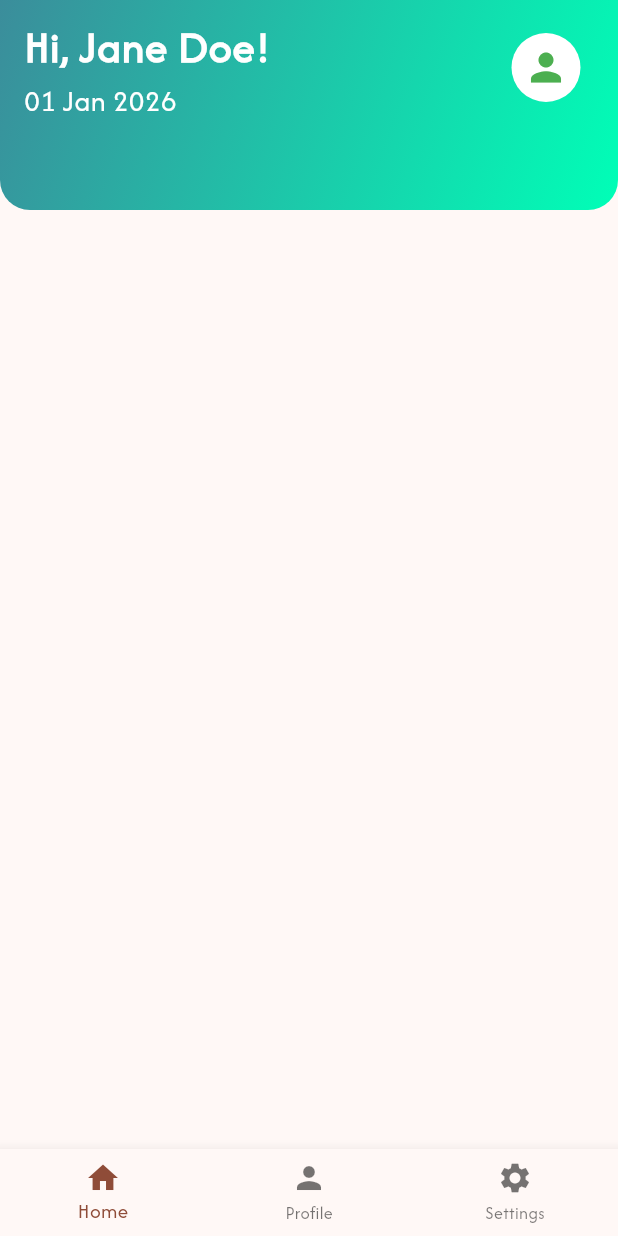
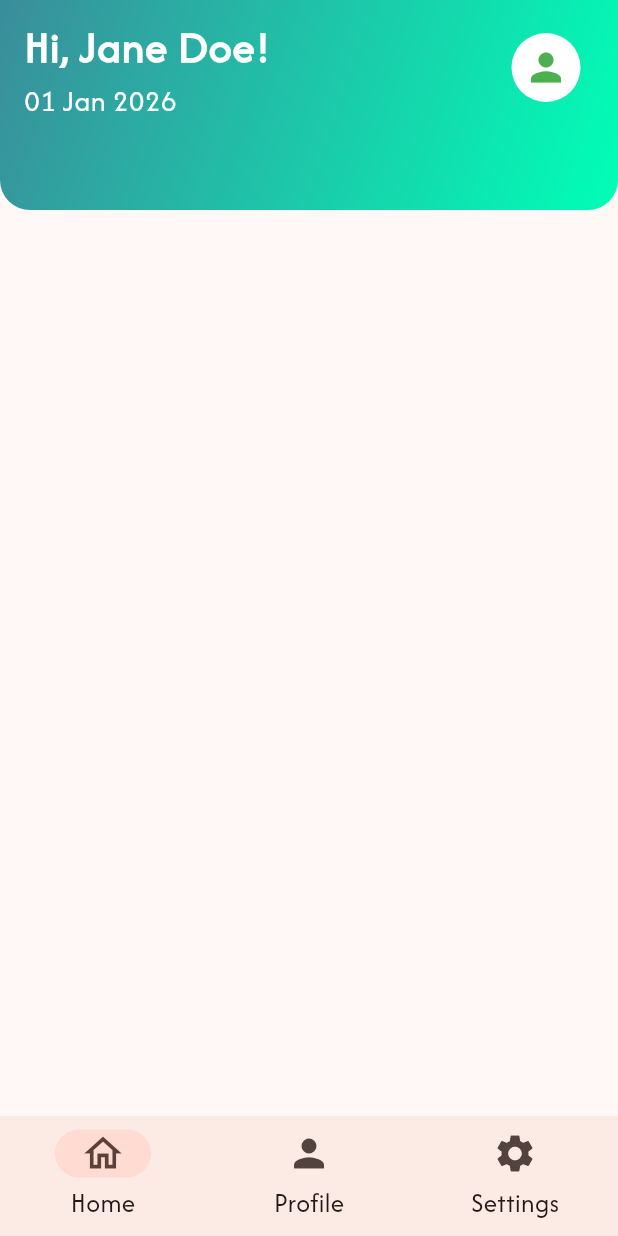
Before and after one commit to hamster336/digital_classroom, a Flutter app: the screen it shows after launch, on a phone screen of 412 x 824 dp. Run offline on Flutter 3.47's test engine with Material 3 defaults, Android fonts, the phone set to English and light mode, and no system bars.

Commit message:
Modified Navigation Bar

```diff
--- a/mobile_app/lib/presentation/display.dart
+++ b/mobile_app/lib/presentation/display.dart
@@ -21,43 +21,31 @@ class _DisplayState extends State<Display> {
       // body: pages[currentPageIndex],
       body: IndexedStack(index: currentPageIndex, children: pages),
 
-      // bottomNavigationBar: NavigationBar(
-      //   onDestinationSelected: (value) {
-      //     setState(() => currentPageIndex = value);
-      //   },
-      //   selectedIndex: currentPageIndex,
-      //   destinations: [
-      //     NavigationDestination(
-      //       selectedIcon: Icon(Icons.home_outlined, size: 30),
-      //       icon: Icon(Icons.home, size: 30),
-      //       label: 'Home',
-      //     ),
-      //     NavigationDestination(
-      //       icon: Icon(Icons.person, size: 30),
-      //       selectedIcon: Icon(Icons.person_outline, size: 28),
-      //       label: 'Profile',
-      //     ),
-      //     NavigationDestination(
-      //       icon: Icon(Icons.settings, size: 30),
-      //       selectedIcon: Icon(Icons.settings_outlined, size: 30),
-      //       label: 'Settings',
-      //     ),
-      //   ],
-      //   labelTextStyle: WidgetStateProperty.all(TextStyle(fontSize: 18)),
-      //   elevation: 3,
-      //   indicatorColor: null,
-      // ),
-      bottomNavigationBar: BottomNavigationBar(
-        type: BottomNavigationBarType.fixed,
-        onTap: (value) => setState(() => currentPageIndex = value),
-        items: [
-          BottomNavigationBarItem(icon: Icon(Icons.home), label: 'Home'),
-          BottomNavigationBarItem(icon: Icon(Icons.person), label: 'Profile'),
-          BottomNavigationBarItem(
-            icon: Icon(Icons.settings),
+      bottomNavigationBar: NavigationBar(
+        onDestinationSelected: (value) {
+          setState(() => currentPageIndex = value);
+        },
+        selectedIndex: currentPageIndex,
+        destinations: [
+          NavigationDestination(
+            selectedIcon: Icon(Icons.home_outlined, size: 30),
+            icon: Icon(Icons.home, size: 30),
+            label: 'Home',
+          ),
+          NavigationDestination(
+            icon: Icon(Icons.person, size: 30),
+            selectedIcon: Icon(Icons.person_outline, size: 28),
+            label: 'Profile',
+          ),
+          NavigationDestination(
+            icon: Icon(Icons.settings, size: 30),
+            selectedIcon: Icon(Icons.settings_outlined, size: 30),
             label: 'Settings',
           ),
         ],
+        labelTextStyle: WidgetStateProperty.all(TextStyle(fontSize: 18)),
+        elevation: 3,
+        indicatorColor: null,
       ),
     );
   }
```
